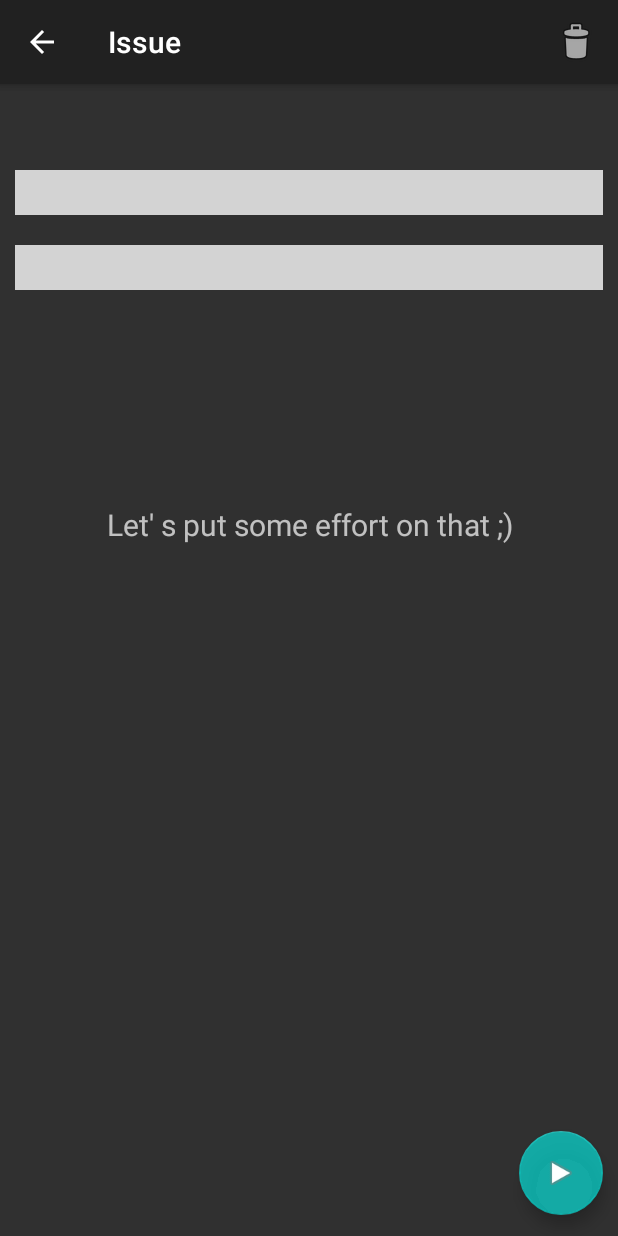
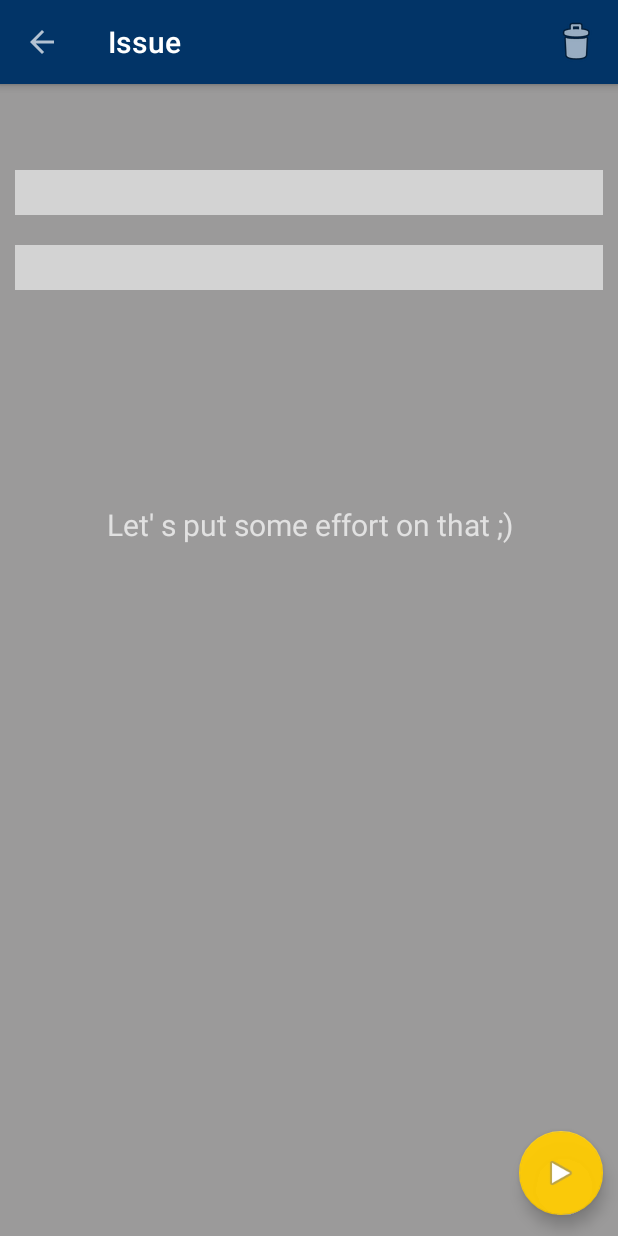
Before and after one commit to themitsou/Practical-3, an Android app: the ClubActivityDetailsActivity screen opened directly, with no data from a screen before it, on a phone screen of 412 x 824 dp. Run offline under Robolectric (Android 15) with nearby library versions, the phone set to English and light mode, and no system bars.

Commit message:
Add Theme Improvements

```diff
--- a/app/src/main/res/drawable/circle_drawable.xml
+++ b/app/src/main/res/drawable/circle_drawable.xml
@@ -8,7 +8,7 @@
         android:color="?colorAccent"/>
     <stroke
         android:width="2dip"
-        android:color="?android:colorBackground" />
+        android:color="?android:colorAccent" />
     <padding
         android:left="6dip"
         android:right="6dip"
--- a/app/src/main/res/layout/layout_toolbar.xml
+++ b/app/src/main/res/layout/layout_toolbar.xml
@@ -5,7 +5,7 @@
     android:layout_width="match_parent"
     android:layout_height="?attr/actionBarSize"
     android:layout_alignParentTop="true"
-    android:background="?attr/colorPrimary"
+    android:background="?android:colorPrimary"
     android:elevation="4dp"
-    android:theme="@style/ThemeOverlay.AppCompat.Dark.ActionBar"
     app:popupTheme="@style/ThemeOverlay.AppCompat.Light"/>
+    <!--android:theme="@style/ThemeOverlay.AppCompat.Dark.ActionBar"-->
--- a/app/src/main/res/values/colors.xml
+++ b/app/src/main/res/values/colors.xml
@@ -1,6 +1,9 @@
 <?xml version="1.0" encoding="utf-8"?>
 <resources>
-    <color name="colorAccent">#9600fff7</color>
+    <color name="windowBackground">#9b9a9a</color>
+    <color name="colorAccent">#f2ffcc02</color>
+    <color name="colorPrimaryDark">#023467</color>
+    <color name="colorPrimary">#023467</color>
     <color name="lightGray">#D3D3D3</color>
     <color name="gifGray">#f7f7f7</color>
 
--- a/app/src/main/res/values/styles.xml
+++ b/app/src/main/res/values/styles.xml
@@ -3,8 +3,10 @@
     <!-- Base application theme. -->
     <style name="AppTheme" parent="Theme.AppCompat.NoActionBar">
         <!-- Customize your theme here. -->
-
+        <item name="android:windowBackground">@color/windowBackground</item>
         <item name="colorAccent">@color/colorAccent</item>
+        <item name="android:colorPrimaryDark">@color/colorPrimaryDark</item>
+        <item name="android:colorPrimary">@color/colorPrimary</item>
 
 
     </style>
```
